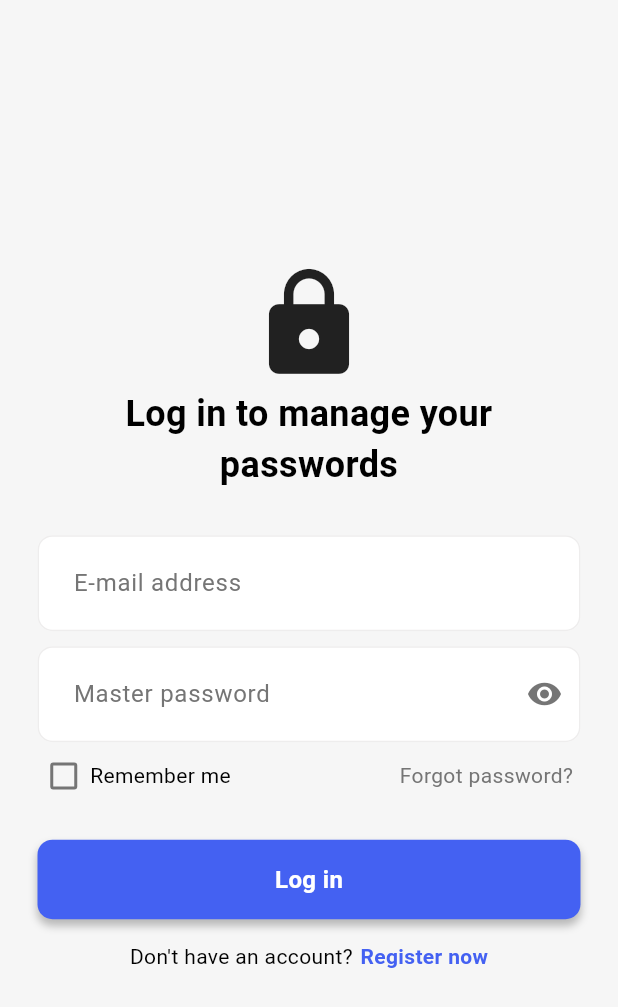
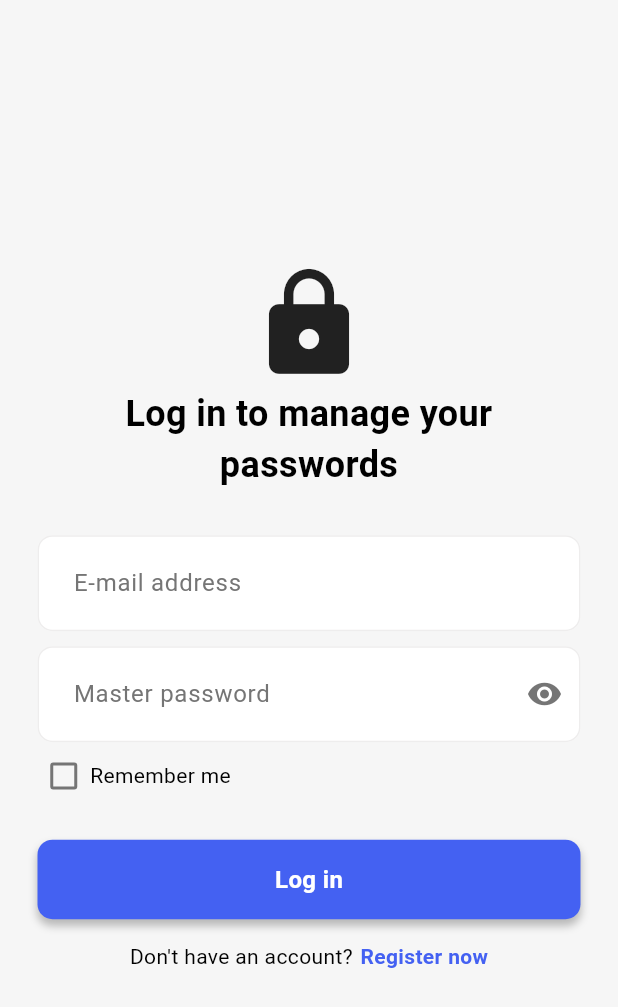
Before and after one commit to vanessahoamea/password-manager, a Flutter app: the screen it shows after launch, on a phone screen of 412 x 824 dp. Shown: the top 1007 px of the screen. Run offline on Flutter 3.47's test engine with Material 3 defaults, Android fonts, the phone set to English and light mode, and no system bars; our stand-ins replace bloc, cloud_firestore, firebase_auth, firebase_core, flutter_bloc, flutter_secure_storage and 1 more; missing offline and left inert: cryptography, encrypt; accounts and stored records are empty; generated files the repository leaves out were written again.

Commit message:
removed option to reset password due to incompatibility with encryption mechanism

```diff
--- a/lib/bloc/auth/auth_event.dart
+++ b/lib/bloc/auth/auth_event.dart
@@ -15,10 +15,6 @@ class AuthEventGoToRegister extends AuthEvent {
 
 class AuthEventGoToLogIn extends AuthEvent {
   const AuthEventGoToLogIn();
-}
-
-class AuthEventGoToForgotPassword extends AuthEvent {
-  const AuthEventGoToForgotPassword();
 }
 
 class AuthEventGoToVerifyEmail extends AuthEvent {
@@ -76,12 +72,6 @@ class AuthEventAuthenticateWithBiometrics extends AuthEvent {
   const AuthEventAuthenticateWithBiometrics();
 }
 
-class AuthEventResetPassword extends AuthEvent {
-  final String email;
-
-  const AuthEventResetPassword({required this.email});
-}
-
 class AuthEventSendEmailVerification extends AuthEvent {
   const AuthEventSendEmailVerification();
 }
--- a/lib/bloc/auth/auth_state.dart
+++ b/lib/bloc/auth/auth_state.dart
@@ -116,18 +116,6 @@ class AuthStateLoggedIn extends AuthState {
   }
 }
 
-class AuthStateForgotPassword extends AuthState {
-  final bool sentEmail;
-  final Exception? exception;
-
-  const AuthStateForgotPassword({
-    required super.isLoading,
-    super.loadingMessage,
-    required this.sentEmail,
-    required this.exception,
-  });
-}
-
 class AuthStateVerifyEmail extends AuthState {
   final bool sentEmail;
   final Exception? exception;
--- a/lib/main.dart
+++ b/lib/main.dart
@@ -9,7 +9,6 @@ import 'package:password_manager/bloc/manager/manager_state.dart';
 import 'package:password_manager/bloc/theme/theme_cubit.dart';
 import 'package:password_manager/components/page_wrapper.dart';
 import 'package:password_manager/overlays/loading_screen.dart';
-import 'package:password_manager/pages/forgot_password.dart';
 import 'package:password_manager/pages/generator.dart';
 import 'package:password_manager/pages/login.dart';
 import 'package:password_manager/pages/passwords.dart';
@@ -90,8 +89,6 @@ class HomePage extends StatelessWidget {
             return const LoginPage();
           case AuthStateRegistering:
             return const RegisterPage();
-          case AuthStateForgotPassword:
-            return const ForgotPasswordPage();
           case AuthStateVerifyEmail:
             return const VerifyEmailPage();
           case AuthStateLoggedIn:
--- a/lib/pages/login.dart
+++ b/lib/pages/login.dart
@@ -9,7 +9,6 @@ import 'package:password_manager/components/secondary_button.dart';
 import 'package:password_manager/services/auth/auth_exceptions.dart';
 import 'package:password_manager/services/biometrics/biometrics_exceptions.dart';
 import 'package:password_manager/utils/dialogs/error_dialog.dart';
-import 'package:password_manager/utils/theme_extensions/global_colors.dart';
 
 class LoginPage extends StatefulWidget {
   const LoginPage({super.key});
@@ -31,8 +30,6 @@ class _LoginPageState extends State<LoginPage> {
 
   @override
   Widget build(BuildContext context) {
-    final GlobalColors colors = Theme.of(context).extension<GlobalColors>()!;
-
     return BlocConsumer<AuthBloc, AuthState>(
       listener: (context, state) {
         if (state is AuthStateLoggedOut) {
@@ -76,6 +73,7 @@ class _LoginPageState extends State<LoginPage> {
       builder: (context, state) {
         return Scaffold(
           body: Center(
+            child: SingleChildScrollView(
               child: Column(
                 mainAxisAlignment: MainAxisAlignment.center,
                 children: [
@@ -86,7 +84,8 @@ class _LoginPageState extends State<LoginPage> {
                     padding: EdgeInsets.symmetric(horizontal: 25.0),
                     child: Text(
                       'Log in to manage your passwords',
-                    style: TextStyle(fontWeight: FontWeight.bold, fontSize: 24),
+                      style:
+                          TextStyle(fontWeight: FontWeight.bold, fontSize: 24),
                       textAlign: TextAlign.center,
                     ),
                   ),
@@ -99,8 +98,8 @@ class _LoginPageState extends State<LoginPage> {
                       controller: _emailController,
                       hintText: 'E-mail address',
                       obscureText: false,
-                    initialValue:
-                        state is AuthStateLoggedOut && state.cachedEmail != null
+                      initialValue: state is AuthStateLoggedOut &&
+                              state.cachedEmail != null
                           ? state.cachedEmail
                           : '',
                     ),
@@ -128,13 +127,10 @@ class _LoginPageState extends State<LoginPage> {
                   ),
                   const SizedBox(height: 10),
 
-                // remember email option and password reset link
+                  // remember email option
                   Padding(
                     padding: const EdgeInsets.symmetric(horizontal: 30.0),
                     child: Row(
-                    mainAxisAlignment: MainAxisAlignment.spaceBetween,
-                    children: [
-                      Row(
                       children: [
                         SizedBox(
                           width: 25.0,
@@ -154,21 +150,6 @@ class _LoginPageState extends State<LoginPage> {
                         ),
                         const SizedBox(width: 5),
                         const Text('Remember me'),
-                        ],
-                      ),
-                      GestureDetector(
-                        onTap: () {
-                          context
-                              .read<AuthBloc>()
-                              .add(const AuthEventGoToForgotPassword());
-                        },
-                        child: Text(
-                          'Forgot password?',
-                          style: TextStyle(
-                            color: colors.secondaryTextColor,
-                          ),
-                        ),
-                      ),
                       ],
                     ),
                   ),
@@ -242,6 +223,7 @@ class _LoginPageState extends State<LoginPage> {
                 ],
               ),
             ),
+          ),
         );
       },
     );
```
Also changed, not shown: lib/bloc/auth/auth_bloc.dart (+0 -32 lines), lib/pages/forgot_password.dart (deleted, +0 -136 lines). Lines whose indentation alone changed are shown as unchanged.
